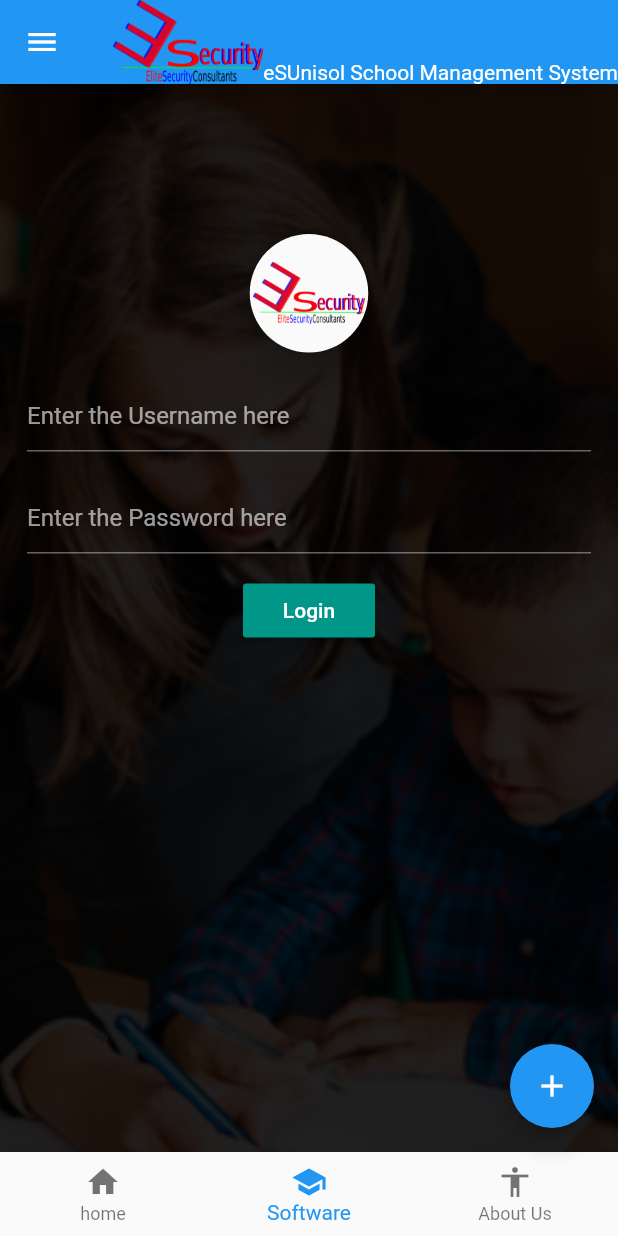
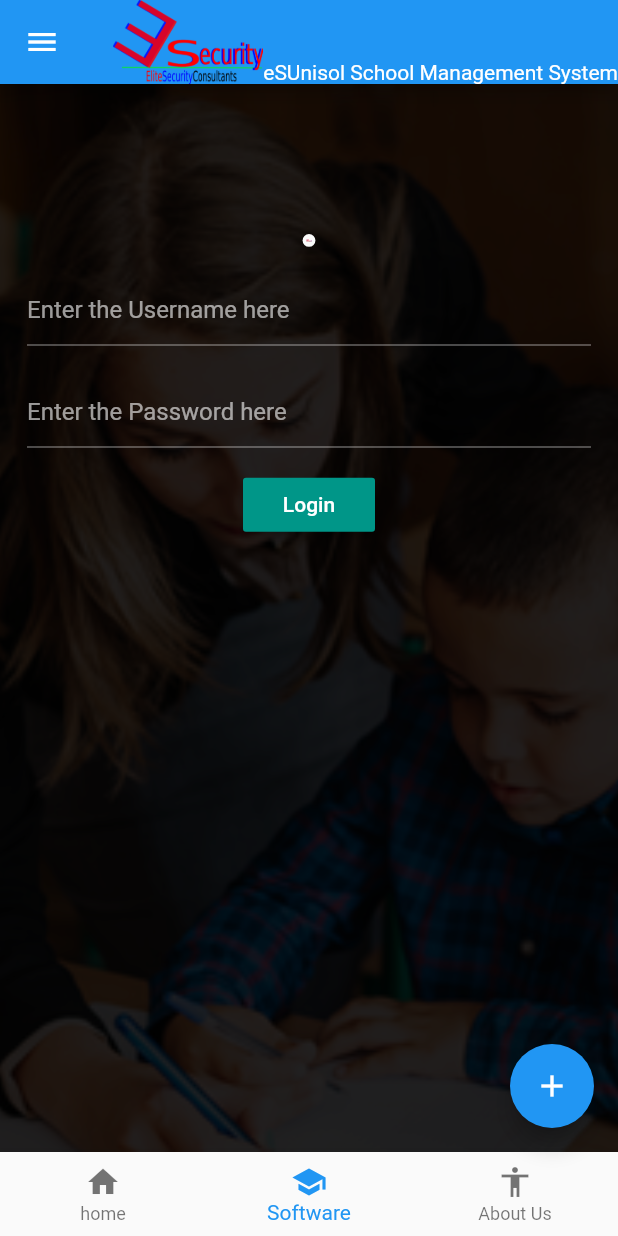
Before and after one commit to samuelmwangi729/esunisol, a Flutter app: the screen it shows after launch, item 2 of the bottom bar chosen, on a phone screen of 412 x 824 dp. Run offline on Flutter 3.47's test engine with Material 2 defaults, Android fonts, the phone set to English and light mode, and no system bars.

Commit message:
Initial Commit

```diff
--- a/lib/login.dart
+++ b/lib/login.dart
@@ -1,7 +1,31 @@
 import 'package:flutter/material.dart';
 
 
-class Login extends StatelessWidget{
+class Login extends StatefulWidget{
+  @override
+  _LoginState createState() => _LoginState();
+}
+
+class _LoginState extends State<Login> with SingleTickerProviderStateMixin {
+  AnimationController _iconanimationController;
+  Animation<double> _iconAnimation;
+
+  @override
+  void initState(){
+    super.initState();
+    _iconanimationController=new AnimationController(
+      vsync:this,
+      duration: new Duration(
+        milliseconds: 2500
+      ),
+    );
+    _iconAnimation= new CurvedAnimation(
+      parent: _iconanimationController,
+      curve: Curves.easeInQuart
+    );
+    _iconAnimation.addListener(()=>this.setState((){}));
+    _iconanimationController.forward();
+  }
 @override
   Widget build(BuildContext context){
   return new Scaffold(
@@ -25,10 +49,11 @@ class Login extends StatelessWidget{
                 child: Padding(
                   padding: EdgeInsets.all(2),
                   child: Image(
-                    width:75,
-                    height: 75,
+                    width:_iconAnimation.value*100,
+                    height: _iconAnimation.value*100,
                     alignment: Alignment.centerLeft,
                     image: AssetImage('assets/images/Real.png'),
+
                   ),
                 ),
               ),
```
Also changed, not shown: lib/Home.dart (+12 -4 lines).
